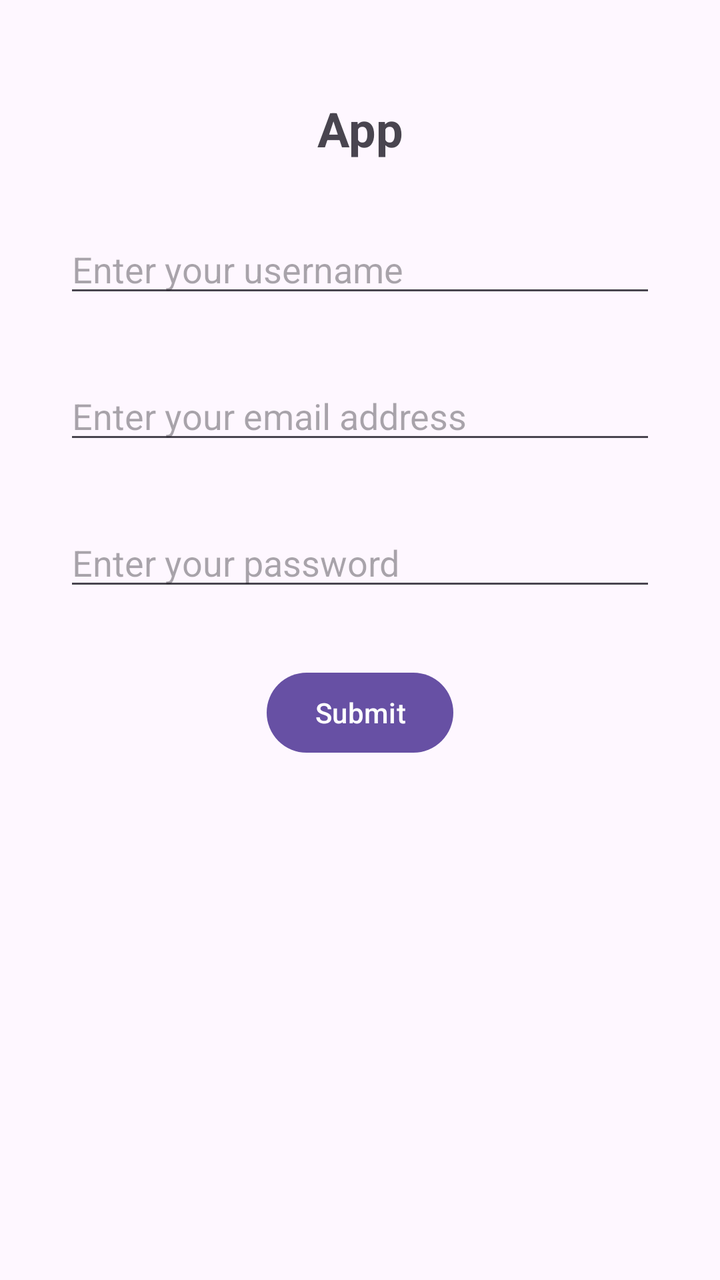
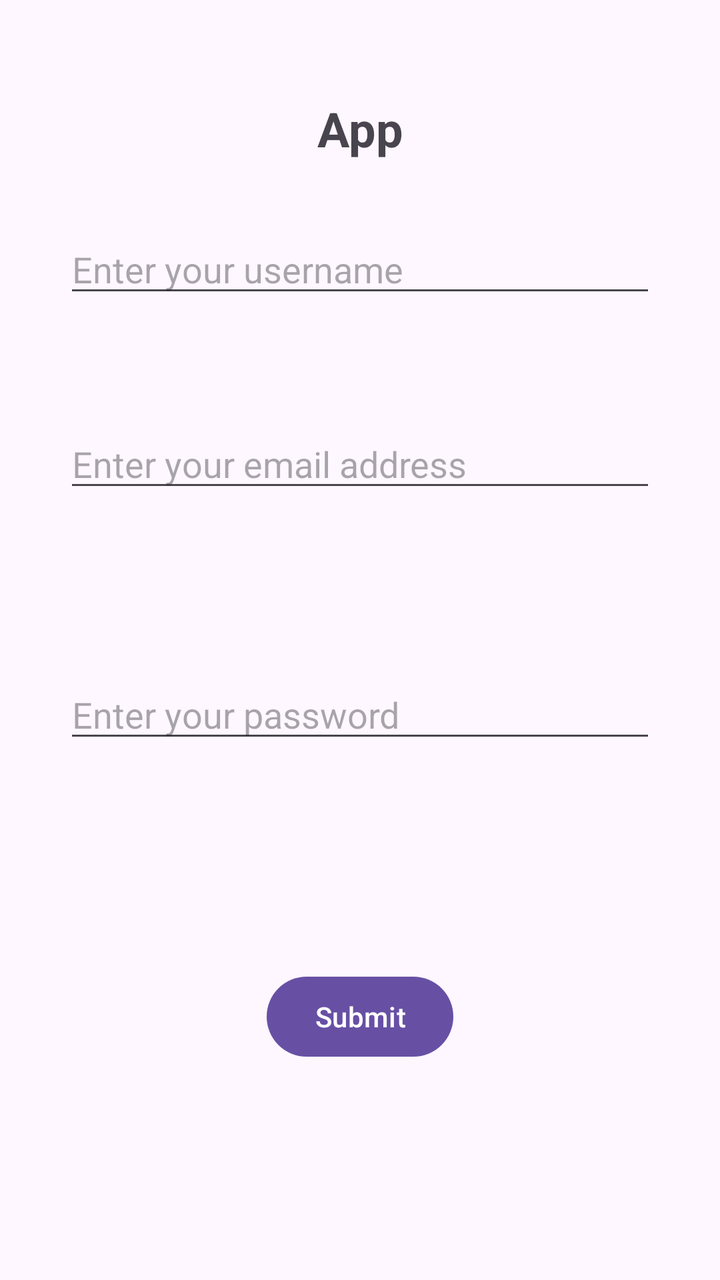

Before-and-after screenshots of an Android layout around one commit, followed by the original layout XML and the change that was made.
<!-- AndroidManifest.xml: application theme Theme.QuickCashSummer15 -->
<!-- res/layout/activity_main.xml -->
<?xml version="1.0" encoding="utf-8"?>
<androidx.constraintlayout.widget.ConstraintLayout xmlns:android="http://schemas.android.com/apk/res/android"
    xmlns:app="http://schemas.android.com/apk/res-auto"
    xmlns:tools="http://schemas.android.com/tools"
    android:id="@+id/main"
    android:layout_width="match_parent"
    android:layout_height="match_parent"
    tools:context=".MainActivity">

    
    <TextView
        android:id="@+id/textView2"
        android:layout_width="wrap_content"
        android:layout_height="wrap_content"
        android:text="App"
        android:textSize="24sp"
        android:textStyle="bold"
        android:layout_marginTop="48dp"
        app:layout_constraintTop_toTopOf="parent"
        app:layout_constraintStart_toStartOf="parent"
        app:layout_constraintEnd_toEndOf="parent" />

    
    <EditText
        android:id="@+id/editTextUserName"
        android:layout_width="0dp"
        android:layout_height="wrap_content"
        android:layout_marginTop="32dp"
        android:layout_marginStart="32dp"
        android:layout_marginEnd="32dp"
        android:hint="Enter your username"
        android:inputType="text"
        app:layout_constraintTop_toBottomOf="@+id/textView2"
        app:layout_constraintStart_toStartOf="parent"
        app:layout_constraintEnd_toEndOf="parent" />

    <EditText
        android:id="@+id/editTextTextEmailAddress"
        android:layout_width="0dp"
        android:layout_height="wrap_content"
        android:layout_marginTop="32dp"
        android:layout_marginStart="32dp"
        android:layout_marginEnd="32dp"
        android:hint="Enter your email address"
        android:inputType="textEmailAddress"
        app:layout_constraintTop_toBottomOf="@+id/editTextUserName"
        app:layout_constraintStart_toStartOf="parent"
        app:layout_constraintEnd_toEndOf="parent" />

    
    <EditText
        android:id="@+id/editTextTextPassword"
        android:layout_width="0dp"
        android:layout_height="wrap_content"
        android:layout_marginTop="32dp"
        android:layout_marginStart="32dp"
        android:layout_marginEnd="32dp"
        android:hint="Enter your password"
        android:inputType="textPassword"
        app:layout_constraintTop_toBottomOf="@+id/editTextTextEmailAddress"
        app:layout_constraintStart_toStartOf="parent"
        app:layout_constraintEnd_toEndOf="parent" />

    <Button
        android:id="@+id/submit"
        android:layout_width="wrap_content"
        android:layout_height="wrap_content"
        android:layout_marginTop="32dp"
        android:text="Submit"
        app:layout_constraintTop_toBottomOf="@+id/editTextTextPassword"
        app:layout_constraintStart_toStartOf="parent"
        app:layout_constraintEnd_toEndOf="parent" />

</androidx.constraintlayout.widget.ConstraintLayout>
<!-- resources referenced by this layout -->
<resources>
  <style name="Theme.QuickCashSummer15" parent="Base.Theme.QuickCashSummer15" />
  <style name="Base.Theme.QuickCashSummer15" parent="Theme.Material3.DayNight.NoActionBar">
          
          
      </style>
</resources>

<!-- the commit's change to res/layout/activity_main.xml (unified diff, before → after) -->
@@ -1,74 +1,73 @@
 <?xml version="1.0" encoding="utf-8"?>
 <androidx.constraintlayout.widget.ConstraintLayout xmlns:android="http://schemas.android.com/apk/res/android"
-    xmlns:app="http://schemas.android.com/apk/res-auto"
-    xmlns:tools="http://schemas.android.com/tools"
-    android:id="@+id/main"
-    android:layout_width="match_parent"
-    android:layout_height="match_parent"
-    tools:context=".MainActivity">
+        xmlns:app="http://schemas.android.com/apk/res-auto"
+        xmlns:tools="http://schemas.android.com/tools"
+        android:id="@+id/main"
+        android:layout_width="match_parent"
+        android:layout_height="match_parent"
+        tools:context=".MainActivity">
 
-    
-    <TextView
-        android:id="@+id/textView2"
-        android:layout_width="wrap_content"
-        android:layout_height="wrap_content"
-        android:text="App"
-        android:textSize="24sp"
-        android:textStyle="bold"
-        android:layout_marginTop="48dp"
-        app:layout_constraintTop_toTopOf="parent"
-        app:layout_constraintStart_toStartOf="parent"
-        app:layout_constraintEnd_toEndOf="parent" />
+        <TextView
+            android:id="@+id/textView2"
+            android:layout_width="wrap_content"
+            android:layout_height="wrap_content"
+            android:text="App"
+            android:textSize="24sp"
+            android:textStyle="bold"
+            android:layout_marginTop="48dp"
+            app:layout_constraintTop_toTopOf="parent"
+            app:layout_constraintStart_toStartOf="parent"
+            app:layout_constraintEnd_toEndOf="parent" />
 
-    
-    <EditText
-        android:id="@+id/editTextUserName"
-        android:layout_width="0dp"
-        android:layout_height="wrap_content"
-        android:layout_marginTop="32dp"
-        android:layout_marginStart="32dp"
-        android:layout_marginEnd="32dp"
-        android:hint="Enter your username"
-        android:inputType="text"
-        app:layout_constraintTop_toBottomOf="@+id/textView2"
-        app:layout_constraintStart_toStartOf="parent"
-        app:layout_constraintEnd_toEndOf="parent" />
+        <EditText
+            android:id="@+id/editTextUserName"
+            android:layout_width="0dp"
+            android:layout_height="wrap_content"
+            android:layout_marginTop="32dp"
+            android:layout_marginStart="32dp"
+            android:layout_marginEnd="32dp"
+            android:hint="Enter your username"
+            android:inputType="text"
+            app:layout_constraintTop_toBottomOf="@+id/textView2"
+            app:layout_constraintStart_toStartOf="parent"
+            app:layout_constraintEnd_toEndOf="parent" />
 
-    <EditText
-        android:id="@+id/editTextTextEmailAddress"
-        android:layout_width="0dp"
-        android:layout_height="wrap_content"
-        android:layout_marginTop="32dp"
-        android:layout_marginStart="32dp"
-        android:layout_marginEnd="32dp"
-        android:hint="Enter your email address"
-        android:inputType="textEmailAddress"
-        app:layout_constraintTop_toBottomOf="@+id/editTextUserName"
-        app:layout_constraintStart_toStartOf="parent"
-        app:layout_constraintEnd_toEndOf="parent" />
+        <EditText
+            android:id="@+id/editTextTextEmailAddress"
+            android:layout_width="0dp"
+            android:layout_height="wrap_content"
+            android:layout_marginStart="32dp"
+            android:layout_marginTop="56dp"
+            android:layout_marginEnd="32dp"
+            android:hint="Enter your email address"
+            android:inputType="textEmailAddress"
+            app:layout_constraintEnd_toEndOf="parent"
+            app:layout_constraintHorizontal_bias="0.0"
+            app:layout_constraintStart_toStartOf="parent"
+            app:layout_constraintTop_toBottomOf="@+id/editTextUserName" />
 
-    
-    <EditText
-        android:id="@+id/editTextTextPassword"
-        android:layout_width="0dp"
-        android:layout_height="wrap_content"
-        android:layout_marginTop="32dp"
-        android:layout_marginStart="32dp"
-        android:layout_marginEnd="32dp"
-        android:hint="Enter your password"
-        android:inputType="textPassword"
-        app:layout_constraintTop_toBottomOf="@+id/editTextTextEmailAddress"
-        app:layout_constraintStart_toStartOf="parent"
-        app:layout_constraintEnd_toEndOf="parent" />
+        <EditText
+            android:id="@+id/editTextTextPassword"
+            android:layout_width="0dp"
+            android:layout_height="wrap_content"
+            android:layout_marginStart="32dp"
+            android:layout_marginTop="84dp"
+            android:layout_marginEnd="32dp"
+            android:hint="Enter your password"
+            android:inputType="textPassword"
+            app:layout_constraintEnd_toEndOf="parent"
+            app:layout_constraintHorizontal_bias="0.0"
+            app:layout_constraintStart_toStartOf="parent"
+            app:layout_constraintTop_toBottomOf="@+id/editTextTextEmailAddress" />
 
-    <Button
-        android:id="@+id/submit"
-        android:layout_width="wrap_content"
-        android:layout_height="wrap_content"
-        android:layout_marginTop="32dp"
-        android:text="Submit"
-        app:layout_constraintTop_toBottomOf="@+id/editTextTextPassword"
-        app:layout_constraintStart_toStartOf="parent"
-        app:layout_constraintEnd_toEndOf="parent" />
+        <Button
+            android:id="@+id/submit"
+            android:layout_width="wrap_content"
+            android:layout_height="wrap_content"
+            android:layout_marginTop="108dp"
+            android:text="Submit"
+            app:layout_constraintEnd_toEndOf="parent"
+            app:layout_constraintStart_toStartOf="parent"
+            app:layout_constraintTop_toBottomOf="@+id/editTextTextPassword" />
 
 </androidx.constraintlayout.widget.ConstraintLayout>
